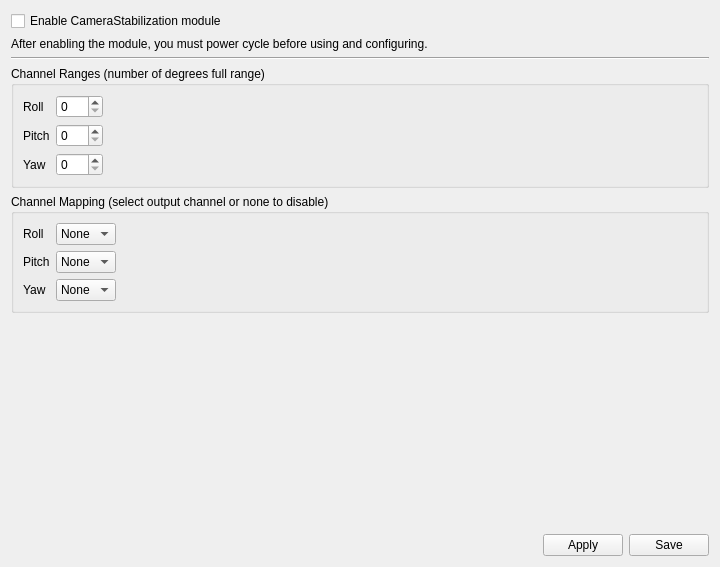
openpilot/OpenPilot, file ground/openpilotgcs/src/plugins/config/camerastabilization.ui: the form before one commit.
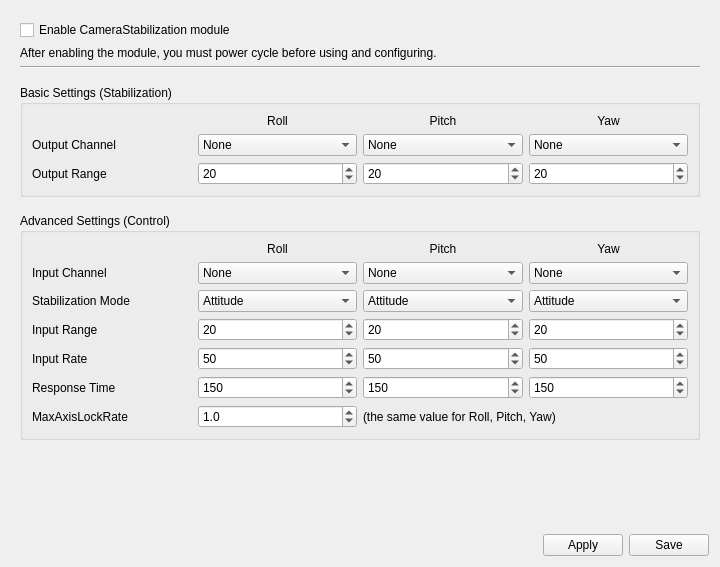
The form after the commit. Icons and pictures are not drawn.

Commit message: CameraStab: add advanced camera settings to the config GUI

Patch:
```diff
--- a/ground/openpilotgcs/src/plugins/config/camerastabilization.ui
+++ b/ground/openpilotgcs/src/plugins/config/camerastabilization.ui
@@ -13,6 +13,24 @@
   <property name="windowTitle">
    <string>Form</string>
   </property>
+  <layout class="QVBoxLayout" name="verticalLayout_3">
+   <item>
+    <widget class="QScrollArea" name="scrollArea">
+     <property name="frameShape">
+      <enum>QFrame::NoFrame</enum>
+     </property>
+     <property name="widgetResizable">
+      <bool>true</bool>
+     </property>
+     <widget class="QWidget" name="scrollAreaWidgetContents_2">
+      <property name="geometry">
+       <rect>
+        <x>0</x>
+        <y>0</y>
+        <width>702</width>
+        <height>488</height>
+       </rect>
+      </property>
   <layout class="QVBoxLayout" name="verticalLayout_2">
    <item>
     <widget class="QCheckBox" name="enableCameraStabilization">
@@ -36,111 +54,70 @@
     </widget>
    </item>
    <item>
-    <widget class="QGroupBox" name="groupBox">
-     <property name="title">
-      <string>Channel Ranges (number of degrees full range)</string>
-     </property>
-     <layout class="QHBoxLayout" name="horizontalLayout">
+        <spacer name="verticalSpacer_3">
+         <property name="orientation">
+          <enum>Qt::Vertical</enum>
+         </property>
+         <property name="sizeType">
+          <enum>QSizePolicy::Preferred</enum>
+         </property>
+         <property name="sizeHint" stdset="0">
+          <size>
+           <width>20</width>
+           <height>10</height>
+          </size>
+         </property>
+        </spacer>
+       </item>
       <item>
-       <layout class="QFormLayout" name="formLayout_2">
-        <item row="2" column="0">
-         <widget class="QLabel" name="label_2">
-          <property name="text">
-           <string>Pitch</string>
-          </property>
-         </widget>
-        </item>
-        <item row="3" column="0">
-         <widget class="QLabel" name="label_3">
-          <property name="text">
-           <string>Yaw</string>
-          </property>
-         </widget>
-        </item>
-        <item row="1" column="0">
-         <widget class="QLabel" name="label">
-          <property name="text">
-           <string>Roll</string>
-          </property>
-         </widget>
-        </item>
-        <item row="1" column="1">
-         <widget class="QSpinBox" name="rollOutputRange">
-          <property name="maximum">
-           <number>180</number>
-          </property>
-         </widget>
-        </item>
-        <item row="2" column="1">
-         <widget class="QSpinBox" name="pitchOutputRange">
-          <property name="maximum">
-           <number>180</number>
-          </property>
-         </widget>
-        </item>
-        <item row="3" column="1">
+        <widget class="QGroupBox" name="groupBox_5">
+         <property name="sizePolicy">
+          <sizepolicy hsizetype="Preferred" vsizetype="Minimum">
+           <horstretch>0</horstretch>
+           <verstretch>0</verstretch>
+          </sizepolicy>
+         </property>
+         <property name="minimumSize">
+          <size>
+           <width>0</width>
+           <height>100</height>
+          </size>
+         </property>
+         <property name="title">
+          <string>Basic Settings (Stabilization)</string>
+         </property>
+         <layout class="QGridLayout" name="gridLayout_9">
+          <item row="2" column="3">
          <widget class="QSpinBox" name="yawOutputRange">
           <property name="maximum">
            <number>180</number>
           </property>
-         </widget>
-        </item>
-       </layout>
-      </item>
-      <item>
-       <spacer name="horizontalSpacer_4">
-        <property name="orientation">
-         <enum>Qt::Horizontal</enum>
-        </property>
-        <property name="sizeHint" stdset="0">
-         <size>
-          <width>40</width>
-          <height>20</height>
-         </size>
-        </property>
-       </spacer>
-      </item>
-      <item>
-       <spacer name="horizontalSpacer_2">
-        <property name="orientation">
-         <enum>Qt::Horizontal</enum>
-        </property>
-        <property name="sizeHint" stdset="0">
-         <size>
-          <width>212</width>
-          <height>20</height>
-         </size>
-        </property>
-       </spacer>
-      </item>
-     </layout>
-    </widget>
-   </item>
-   <item>
-    <widget class="QGroupBox" name="groupBox_2">
-     <property name="title">
-      <string>Channel Mapping (select output channel or none to disable)</string>
-     </property>
-     <layout class="QHBoxLayout" name="horizontalLayout_2">
-      <item>
-       <layout class="QFormLayout" name="formLayout">
-        <item row="2" column="0">
-         <widget class="QLabel" name="label_4">
-          <property name="text">
-           <string>Roll</string>
+            <property name="value">
+             <number>20</number>
+            </property>
+           </widget>
+          </item>
+          <item row="2" column="2">
+           <widget class="QSpinBox" name="pitchOutputRange">
+            <property name="maximum">
+             <number>180</number>
+            </property>
+            <property name="value">
+             <number>20</number>
           </property>
          </widget>
         </item>
         <item row="2" column="1">
-         <widget class="QComboBox" name="rollChannel">
-          <item>
-           <property name="text">
-            <string>None</string>
-           </property>
-          </item>
-         </widget>
-        </item>
-        <item row="4" column="1">
+           <widget class="QSpinBox" name="rollOutputRange">
+            <property name="maximum">
+             <number>180</number>
+            </property>
+            <property name="value">
+             <number>20</number>
+            </property>
+           </widget>
+          </item>
+          <item row="1" column="3">
          <widget class="QComboBox" name="yawChannel">
           <item>
            <property name="text">
@@ -149,14 +126,7 @@
           </item>
          </widget>
         </item>
-        <item row="3" column="0">
-         <widget class="QLabel" name="label_5">
-          <property name="text">
-           <string>Pitch</string>
-          </property>
-         </widget>
-        </item>
-        <item row="3" column="1">
+          <item row="1" column="2">
          <widget class="QComboBox" name="pitchChannel">
           <item>
            <property name="text">
@@ -165,49 +135,333 @@
           </item>
          </widget>
         </item>
+          <item row="1" column="1">
+           <widget class="QComboBox" name="rollChannel">
+            <item>
+             <property name="text">
+              <string>None</string>
+             </property>
+            </item>
+           </widget>
+          </item>
+          <item row="1" column="0">
+           <widget class="QLabel" name="label_42">
+            <property name="text">
+             <string>Output Channel</string>
+            </property>
+           </widget>
+          </item>
+          <item row="2" column="0">
+           <widget class="QLabel" name="label_43">
+            <property name="text">
+             <string>Output Range</string>
+            </property>
+           </widget>
+          </item>
+          <item row="0" column="3">
+           <widget class="QLabel" name="label_44">
+            <property name="text">
+             <string>Yaw</string>
+            </property>
+            <property name="alignment">
+             <set>Qt::AlignCenter</set>
+            </property>
+           </widget>
+          </item>
+          <item row="0" column="2">
+           <widget class="QLabel" name="label_45">
+            <property name="text">
+             <string>Pitch</string>
+            </property>
+            <property name="alignment">
+             <set>Qt::AlignCenter</set>
+            </property>
+           </widget>
+          </item>
+          <item row="0" column="1">
+           <widget class="QLabel" name="label_46">
+            <property name="text">
+             <string>Roll</string>
+            </property>
+            <property name="alignment">
+             <set>Qt::AlignCenter</set>
+            </property>
+           </widget>
+          </item>
+         </layout>
+        </widget>
+       </item>
+       <item>
+        <spacer name="verticalSpacer_2">
+         <property name="orientation">
+          <enum>Qt::Vertical</enum>
+         </property>
+         <property name="sizeType">
+          <enum>QSizePolicy::Preferred</enum>
+         </property>
+         <property name="sizeHint" stdset="0">
+          <size>
+           <width>20</width>
+           <height>10</height>
+          </size>
+         </property>
+        </spacer>
+       </item>
+       <item>
+        <widget class="QGroupBox" name="groupBox">
+         <property name="sizePolicy">
+          <sizepolicy hsizetype="Minimum" vsizetype="Minimum">
+           <horstretch>0</horstretch>
+           <verstretch>0</verstretch>
+          </sizepolicy>
+         </property>
+         <property name="minimumSize">
+          <size>
+           <width>0</width>
+           <height>204</height>
+          </size>
+         </property>
+         <property name="title">
+          <string>Advanced Settings (Control)</string>
+         </property>
+         <layout class="QGridLayout" name="gridLayout_8">
+          <item row="0" column="3">
+           <widget class="QLabel" name="label_32">
+            <property name="text">
+             <string>Yaw</string>
+            </property>
+            <property name="alignment">
+             <set>Qt::AlignCenter</set>
+            </property>
+           </widget>
+          </item>
+          <item row="0" column="2">
+           <widget class="QLabel" name="label_33">
+            <property name="text">
+             <string>Pitch</string>
+            </property>
+            <property name="alignment">
+             <set>Qt::AlignCenter</set>
+            </property>
+           </widget>
+          </item>
+          <item row="0" column="1">
+           <widget class="QLabel" name="label_34">
+            <property name="text">
+             <string>Roll</string>
+            </property>
+            <property name="alignment">
+             <set>Qt::AlignCenter</set>
+            </property>
+           </widget>
+          </item>
+          <item row="1" column="3">
+           <widget class="QComboBox" name="yawInputChannel">
+            <item>
+             <property name="text">
+              <string>None</string>
+             </property>
+            </item>
+           </widget>
+          </item>
+          <item row="1" column="2">
+           <widget class="QComboBox" name="pitchInputChannel">
+            <item>
+             <property name="text">
+              <string>None</string>
+             </property>
+            </item>
+           </widget>
+          </item>
+          <item row="1" column="1">
+           <widget class="QComboBox" name="rollInputChannel">
+            <item>
+             <property name="text">
+              <string>None</string>
+             </property>
+            </item>
+           </widget>
+          </item>
+          <item row="1" column="0">
+           <widget class="QLabel" name="label_35">
+            <property name="text">
+             <string>Input Channel</string>
+            </property>
+           </widget>
+          </item>
+          <item row="2" column="3">
+           <widget class="QComboBox" name="yawStabilizationMode">
+            <item>
+             <property name="text">
+              <string>Attitude</string>
+             </property>
+            </item>
+           </widget>
+          </item>
+          <item row="3" column="3">
+           <widget class="QSpinBox" name="yawInputRange">
+            <property name="maximum">
+             <number>180</number>
+            </property>
+            <property name="value">
+             <number>20</number>
+            </property>
+           </widget>
+          </item>
+          <item row="4" column="3">
+           <widget class="QSpinBox" name="yawInputRate">
+            <property name="maximum">
+             <number>180</number>
+            </property>
+            <property name="value">
+             <number>50</number>
+            </property>
+           </widget>
+          </item>
+          <item row="5" column="3">
+           <widget class="QSpinBox" name="yawResponseTime">
+            <property name="maximum">
+             <number>1000</number>
+            </property>
+            <property name="value">
+             <number>150</number>
+            </property>
+           </widget>
+          </item>
+          <item row="2" column="2">
+           <widget class="QComboBox" name="pitchStabilizationMode">
+            <item>
+             <property name="text">
+              <string>Attitude</string>
+             </property>
+            </item>
+           </widget>
+          </item>
+          <item row="3" column="2">
+           <widget class="QSpinBox" name="pitchInputRange">
+            <property name="maximum">
+             <number>180</number>
+            </property>
+            <property name="value">
+             <number>20</number>
+            </property>
+           </widget>
+          </item>
+          <item row="4" column="2">
+           <widget class="QSpinBox" name="pitchInputRate">
+            <property name="maximum">
+             <number>180</number>
+            </property>
+            <property name="value">
+             <number>50</number>
+            </property>
+           </widget>
+          </item>
+          <item row="5" column="2">
+           <widget class="QSpinBox" name="pitchResponseTime">
+            <property name="maximum">
+             <number>1000</number>
+            </property>
+            <property name="value">
+             <number>150</number>
+            </property>
+           </widget>
+          </item>
+          <item row="2" column="1">
+           <widget class="QComboBox" name="rollStabilizationMode">
+            <item>
+             <property name="text">
+              <string>Attitude</string>
+             </property>
+            </item>
+           </widget>
+          </item>
+          <item row="3" column="1">
+           <widget class="QSpinBox" name="rollInputRange">
+            <property name="maximum">
+             <number>180</number>
+            </property>
+            <property name="value">
+             <number>20</number>
+            </property>
+           </widget>
+          </item>
+          <item row="4" column="1">
+           <widget class="QSpinBox" name="rollInputRate">
+            <property name="maximum">
+             <number>180</number>
+            </property>
+            <property name="value">
+             <number>50</number>
+            </property>
+           </widget>
+          </item>
+          <item row="5" column="1">
+           <widget class="QSpinBox" name="rollResponseTime">
+            <property name="maximum">
+             <number>1000</number>
+            </property>
+            <property name="value">
+             <number>150</number>
+            </property>
+           </widget>
+          </item>
+          <item row="6" column="0">
+           <widget class="QLabel" name="label_36">
+            <property name="text">
+             <string>MaxAxisLockRate</string>
+            </property>
+           </widget>
+          </item>
+          <item row="5" column="0">
+           <widget class="QLabel" name="label_37">
+            <property name="text">
+             <string>Response Time</string>
+            </property>
+           </widget>
+          </item>
         <item row="4" column="0">
-         <widget class="QLabel" name="label_6">
+           <widget class="QLabel" name="label_38">
           <property name="text">
-           <string>Yaw</string>
+             <string>Input Rate</string>
           </property>
          </widget>
         </item>
-       </layout>
-      </item>
-      <item>
-       <spacer name="horizontalSpacer_5">
-        <property name="orientation">
-         <enum>Qt::Horizontal</enum>
-        </property>
-        <property name="sizeHint" stdset="0">
-         <size>
-          <width>40</width>
-          <height>20</height>
-         </size>
-        </property>
-       </spacer>
-      </item>
-      <item>
-       <spacer name="horizontalSpacer_3">
-        <property name="orientation">
-         <enum>Qt::Horizontal</enum>
-        </property>
-        <property name="sizeHint" stdset="0">
-         <size>
-          <width>212</width>
-          <height>20</height>
-         </size>
-        </property>
-       </spacer>
-      </item>
-     </layout>
-    </widget>
-   </item>
-   <item>
-    <widget class="QLabel" name="message">
-     <property name="text">
-      <string/>
-     </property>
+          <item row="3" column="0">
+           <widget class="QLabel" name="label_39">
+            <property name="text">
+             <string>Input Range</string>
+            </property>
+           </widget>
+          </item>
+          <item row="2" column="0">
+           <widget class="QLabel" name="label_40">
+            <property name="text">
+             <string>Stabilization Mode</string>
+            </property>
+           </widget>
+          </item>
+          <item row="6" column="2" colspan="2">
+           <widget class="QLabel" name="label_41">
+            <property name="text">
+             <string>(the same value for Roll, Pitch, Yaw)</string>
+            </property>
+           </widget>
+          </item>
+          <item row="6" column="1">
+           <widget class="QDoubleSpinBox" name="MaxAxisLockRate">
+            <property name="decimals">
+             <number>1</number>
+            </property>
+            <property name="singleStep">
+             <double>0.100000000000000</double>
+            </property>
+            <property name="value">
+             <double>1.000000000000000</double>
+            </property>
+           </widget>
+          </item>
+         </layout>
     </widget>
    </item>
    <item>
@@ -223,6 +477,19 @@
      </property>
     </spacer>
    </item>
+      </layout>
+     </widget>
+    </widget>
+   </item>
+   <item>
+    <layout class="QVBoxLayout" name="verticalLayout">
+     <item>
+      <widget class="QLabel" name="message">
+       <property name="text">
+        <string/>
+       </property>
+      </widget>
+     </item>
    <item>
     <layout class="QHBoxLayout" name="submitButtons">
      <item>
@@ -320,6 +587,8 @@
     </layout>
    </item>
   </layout>
+   </item>
+  </layout>
  </widget>
  <resources>
   <include location="../coreplugin/core.qrc"/>
```
Left out of the diff: 29 changed lines with no effect on the pictures. Lines whose indentation alone changed are shown as unchanged. The commit also changes 2 other files.
